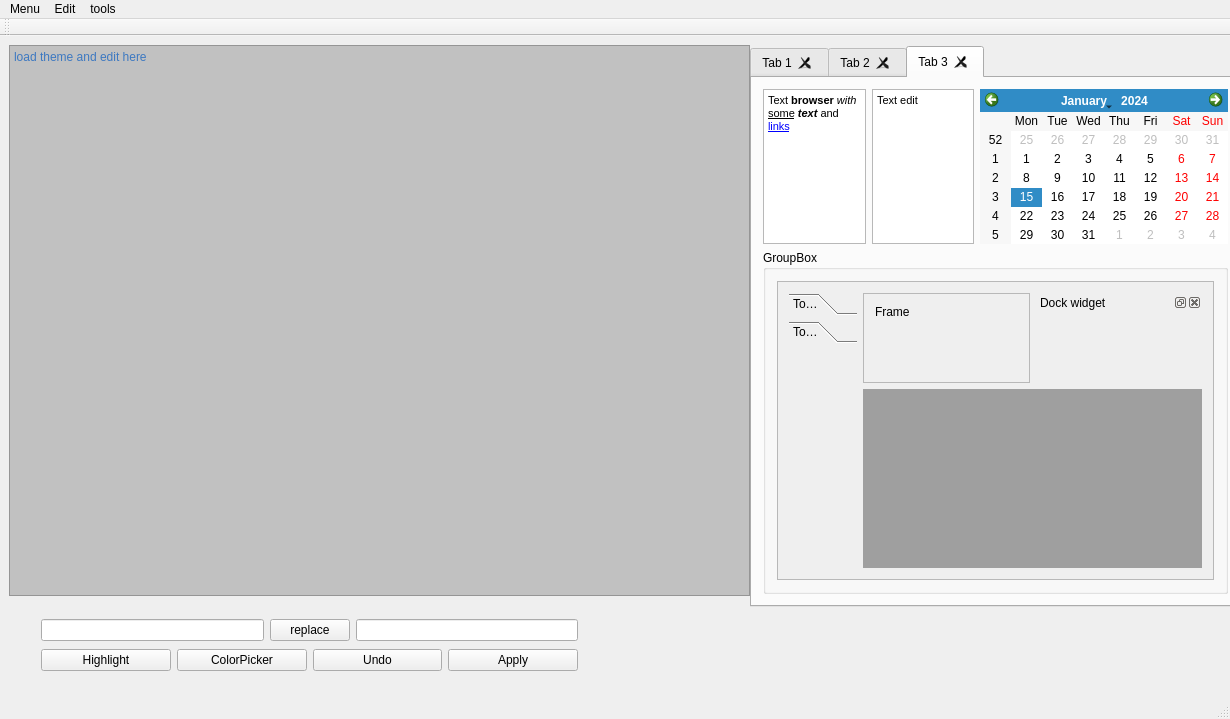
The window that mainwindow.ui (netpipe/QT-ThemeEditor) describes before a commit, drawn with Qt 5.
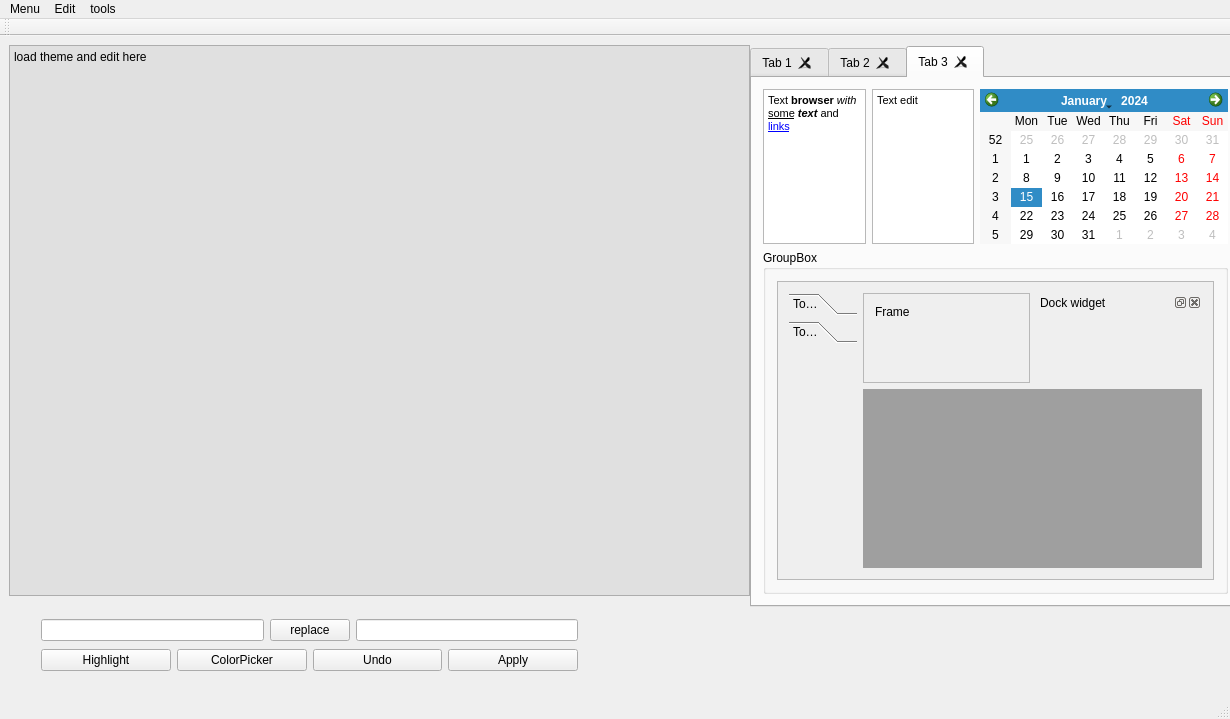
The same window after the commit. The open tabs and pages were chosen to show the change. Icons and pictures are not drawn.

Diff of the .ui file:
```diff
--- a/mainwindow.ui
+++ b/mainwindow.ui
@@ -30,8 +30,8 @@
      </sizepolicy>
     </property>
     <property name="styleSheet">
-     <string notr="true">background-color:#c1c1c1;
-color:#3c78c1;</string>
+     <string notr="true">background-color:#e0e0e0;
+color:#000000;</string>
     </property>
     <property name="plainText">
      <string>load theme and edit here</string>
```
Left out of the diff: 4 changed lines with no effect on the pictures.
